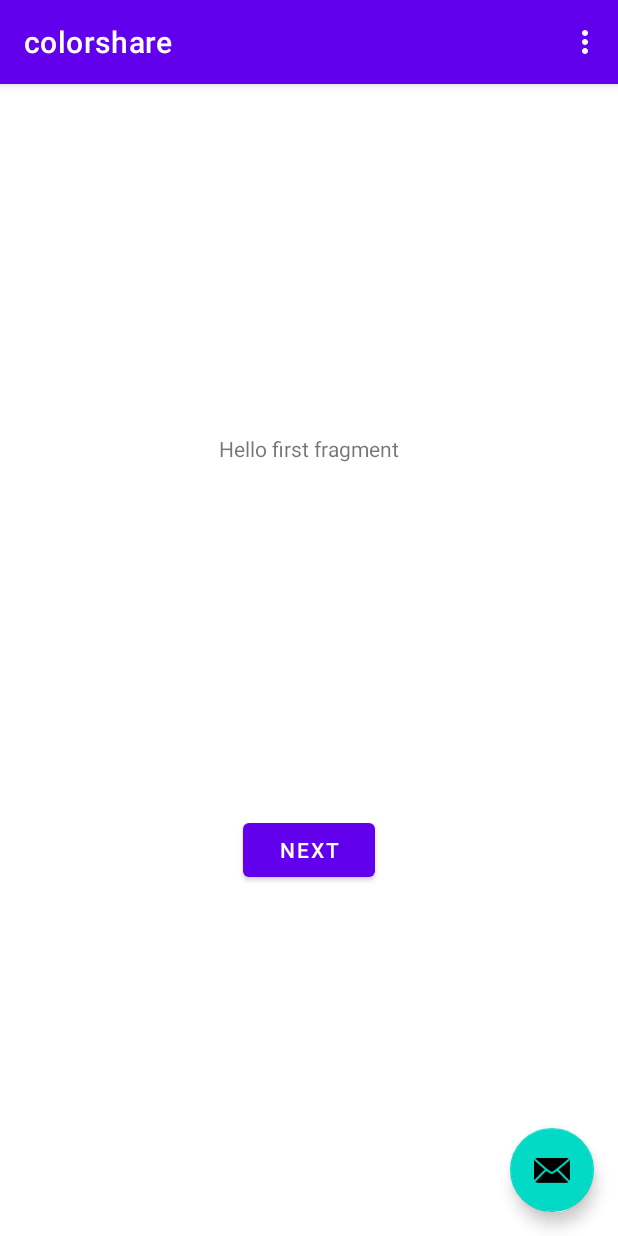
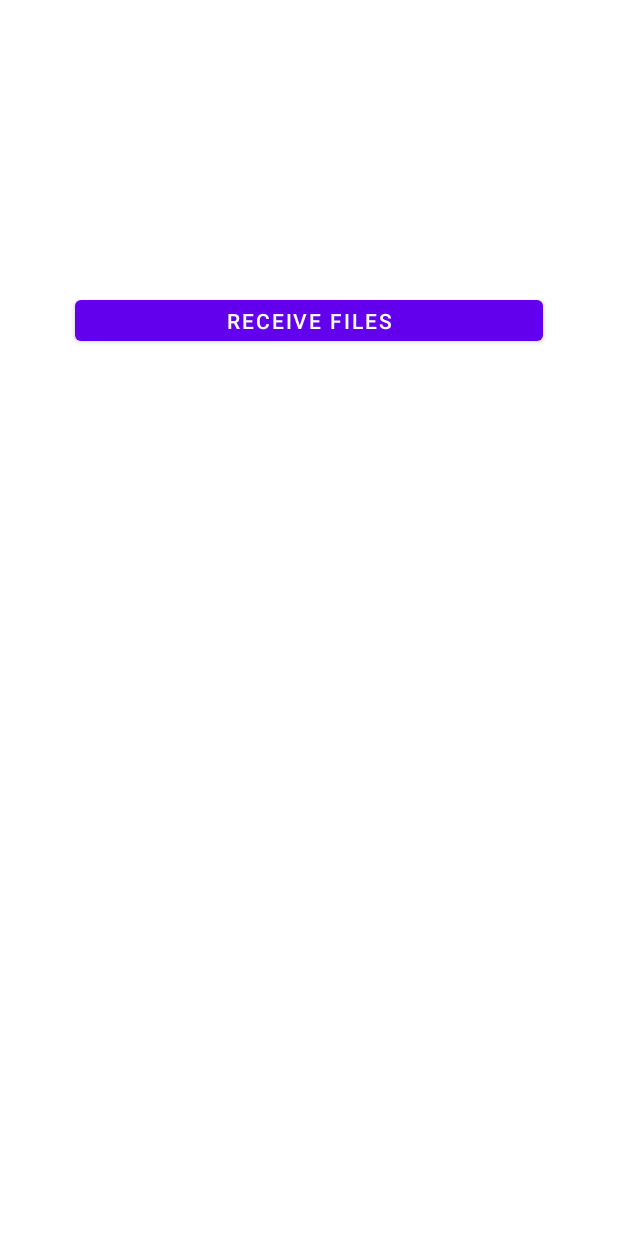
Before and after one commit to DLochmelis33/colorshare, an Android app: the screen it shows after launch (MainActivity), on a phone screen of 412 x 824 dp. Run offline under Robolectric (Android 15) with nearby library versions, the phone set to English and light mode, and no system bars.

```diff
--- a/app/build.gradle
+++ b/app/build.gradle
@@ -8,7 +8,7 @@ android {
 
     defaultConfig {
         applicationId "ru.hse.colorshare"
-        minSdkVersion 16
+        minSdkVersion 23
         targetSdkVersion 30
         versionCode 1
         versionName "1.0"
--- a/app/src/main/AndroidManifest.xml
+++ b/app/src/main/AndroidManifest.xml
@@ -1,6 +1,8 @@
 <?xml version="1.0" encoding="utf-8"?>
 <manifest xmlns:android="http://schemas.android.com/apk/res/android"
     package="ru.hse.colorshare">
+
+    <uses-permission android:name="android.permission.CAMERA"/>
 
     <application
         android:allowBackup="true"
@@ -9,6 +11,8 @@
         android:roundIcon="@mipmap/ic_launcher_round"
         android:supportsRtl="true"
         android:theme="@style/Theme.Colorshare">
+        <activity android:name=".ReceiverCameraActivity">
+        </activity>
         <activity
             android:name=".MainActivity"
             android:label="@string/app_name"
--- a/app/src/main/java/ru/hse/colorshare/MainActivity.java
+++ b/app/src/main/java/ru/hse/colorshare/MainActivity.java
@@ -1,17 +1,16 @@
 package ru.hse.colorshare;
 
+import android.Manifest;
+import android.content.Intent;
+import android.content.pm.PackageManager;
 import android.os.Bundle;
 
-import com.google.android.material.floatingactionbutton.FloatingActionButton;
-import com.google.android.material.snackbar.Snackbar;
-
+import androidx.annotation.NonNull;
 import androidx.appcompat.app.AppCompatActivity;
-import androidx.appcompat.widget.Toolbar;
 
 import android.view.View;
 
-import android.view.Menu;
-import android.view.MenuItem;
+import android.widget.Button;
 
 public class MainActivity extends AppCompatActivity {
 
@@ -19,38 +18,38 @@ public class MainActivity extends AppCompatActivity {
     protected void onCreate(Bundle savedInstanceState) {
         super.onCreate(savedInstanceState);
         setContentView(R.layout.activity_main);
-        Toolbar toolbar = findViewById(R.id.toolbar);
-        setSupportActionBar(toolbar);
 
-        FloatingActionButton fab = findViewById(R.id.fab);
-        fab.setOnClickListener(new View.OnClickListener() {
+        Button receiveButton = findViewById(R.id.receive_button);
+        receiveButton.setOnClickListener(new View.OnClickListener() {
             @Override
-            public void onClick(View view) {
-                Snackbar.make(view, "Replace with your own action", Snackbar.LENGTH_LONG)
-                        .setAction("Action", null).show();
+            public void onClick(View v) {
+                tryStartReceiveActivity();
             }
         });
     }
 
-    @Override
-    public boolean onCreateOptionsMenu(Menu menu) {
-        // Inflate the menu; this adds items to the action bar if it is present.
-        getMenuInflater().inflate(R.menu.menu_main, menu);
-        return true;
+    private void tryStartReceiveActivity() {
+        if (checkSelfPermission(Manifest.permission.CAMERA) != PackageManager.PERMISSION_GRANTED) {
+            requestPermissions(new String[]{Manifest.permission.CAMERA}, 55555); // !
+        } else {
+            startReceiveActivity();
+        }
     }
 
     @Override
-    public boolean onOptionsItemSelected(MenuItem item) {
-        // Handle action bar item clicks here. The action bar will
-        // automatically handle clicks on the Home/Up button, so long
-        // as you specify a parent activity in AndroidManifest.xml.
-        int id = item.getItemId();
+    public void onRequestPermissionsResult(int requestCode, @NonNull String[] permissions, @NonNull int[] grantResults) {
+        if(requestCode == 55555) { // !
+            if(grantResults[0] == PackageManager.PERMISSION_GRANTED) {
+                startReceiveActivity();
+            } else {
+                throw new IllegalStateException("couldn't get camera permission");
+            }
+        }
+    }
 
-        //noinspection SimplifiableIfStatement
-        if (id == R.id.action_settings) {
-            return true;
-        }
+    private void startReceiveActivity() {
+        Intent openReceiverActivityIntent = new Intent(MainActivity.this, ReceiverCameraActivity.class);
+        startActivity(openReceiverActivityIntent);
+    }
 
-        return super.onOptionsItemSelected(item);
-    }
 }
--- a/app/src/main/res/layout/activity_main.xml
+++ b/app/src/main/res/layout/activity_main.xml
@@ -6,28 +6,18 @@
     android:layout_height="match_parent"
     tools:context=".MainActivity">
 
-    <com.google.android.material.appbar.AppBarLayout
+    <LinearLayout
         android:layout_width="match_parent"
-        android:layout_height="wrap_content"
-        android:theme="@style/Theme.Colorshare.AppBarOverlay">
+        android:layout_height="match_parent"
+        android:orientation="vertical">
 
-        <androidx.appcompat.widget.Toolbar
-            android:id="@+id/toolbar"
+        <Button
+            android:id="@+id/receive_button"
             android:layout_width="match_parent"
-            android:layout_height="?attr/actionBarSize"
-            android:background="?attr/colorPrimary"
-            app:popupTheme="@style/Theme.Colorshare.PopupOverlay" />
-
-    </com.google.android.material.appbar.AppBarLayout>
-
-    <include layout="@layout/content_main" />
-
-    <com.google.android.material.floatingactionbutton.FloatingActionButton
-        android:id="@+id/fab"
-        android:layout_width="wrap_content"
-        android:layout_height="wrap_content"
-        android:layout_gravity="bottom|end"
-        android:layout_margin="@dimen/fab_margin"
-        app:srcCompat="@android:drawable/ic_dialog_email" />
-
+            android:layout_height="wrap_content"
+            android:insetLeft="50dp"
+            android:insetTop="200dp"
+            android:insetRight="50dp"
+            android:text="Receive files" />
+    </LinearLayout>
 </androidx.coordinatorlayout.widget.CoordinatorLayout>
```
Also changed, not shown: app/src/main/java/ru/hse/colorshare/ReceiverCameraActivity.java (added, +177 -0 lines), app/src/main/res/layout/activity_reciever_camera.xml (added, +20 -0 lines).
